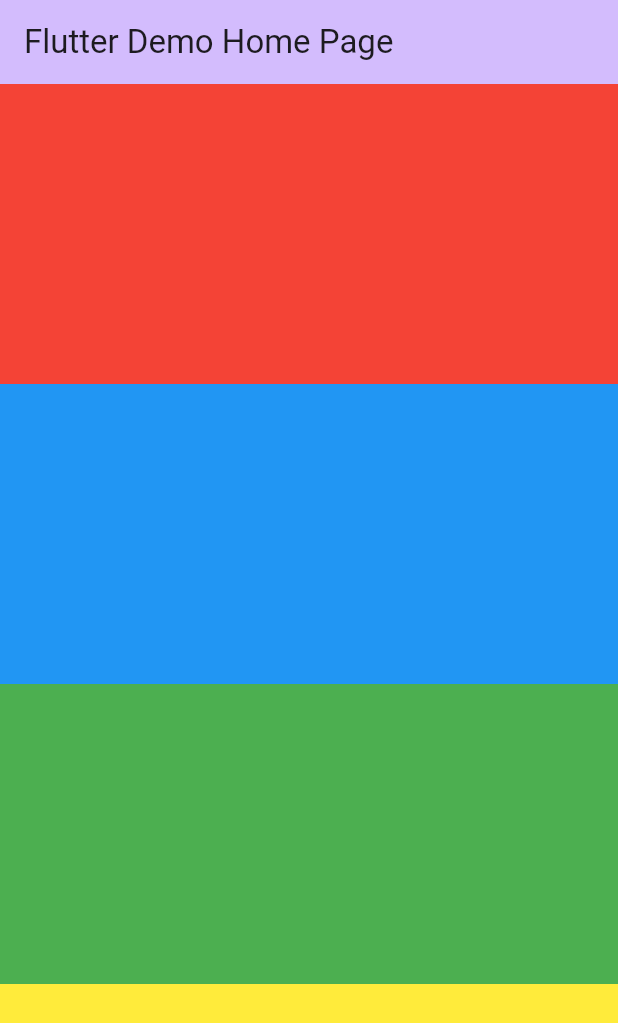
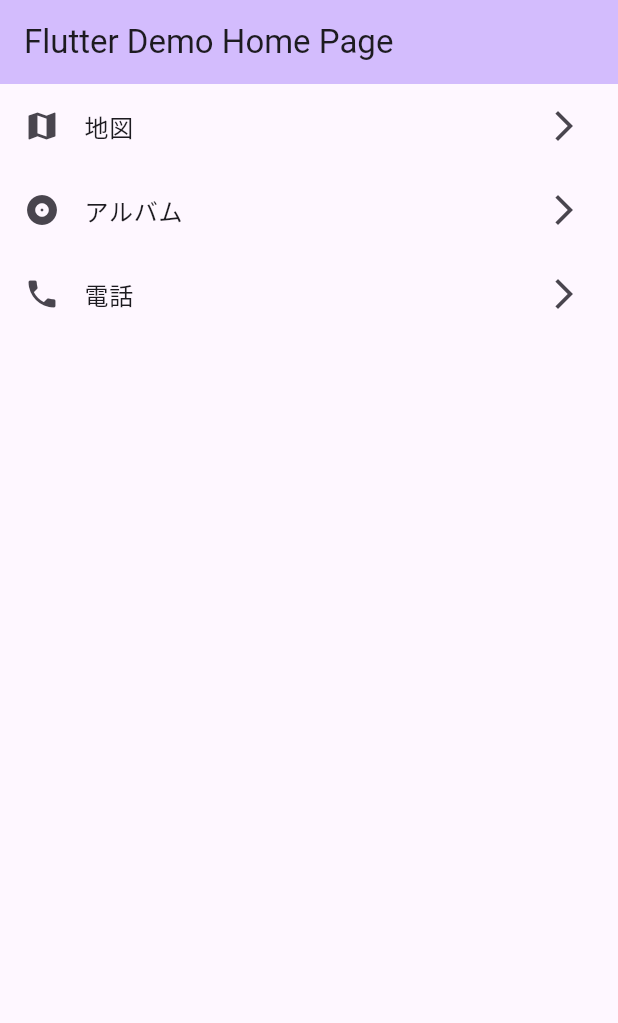
Before and after one commit to Ko-s-y/flutter-denwacho, a Flutter app: the screen it shows after launch, on a phone screen of 412 x 824 dp. Shown: the top 1023 px of the screen. Run offline on Flutter 3.47's test engine with Material 3 defaults, Android fonts, the phone set to English and light mode, and no system bars.

Commit message:
ListTileをListViewと併せて試し

```diff
--- a/lib/main.dart
+++ b/lib/main.dart
@@ -40,33 +40,23 @@ class _MyHomePageState extends State<MyHomePage> {
       ),
       body: ListView(
         children: [
-          Container(
-            color: Colors.red,
-            height: 200,
+          ListTile(
+            leading: Icon(Icons.map),
+            title: Text('地図'),
+            trailing: Icon(Icons.arrow_forward_ios),
+            onTap: () {},
           ),
-          Container(
-            color: Colors.blue,
-            height: 200,
+          ListTile(
+            leading: Icon(Icons.album),
+            title: Text('アルバム'),
+            trailing: Icon(Icons.arrow_forward_ios),
+            onTap: () {},
           ),
-          Container(
-            color: Colors.green,
-            height: 200,
-          ),
-          Container(
-            color: Colors.yellow,
-            height: 200,
-          ),
-          Container(
-            color: Colors.purple,
-            height: 200,
-          ),
-          Container(
-            color: Colors.orange,
-            height: 200,
-          ),
-          Container(
-            color: Colors.pink,
-            height: 200,
+          ListTile(
+            leading: Icon(Icons.phone),
+            title: Text('電話'),
+            trailing: Icon(Icons.arrow_forward_ios),
+            onTap: () {},
           ),
         ],
       ),
```
